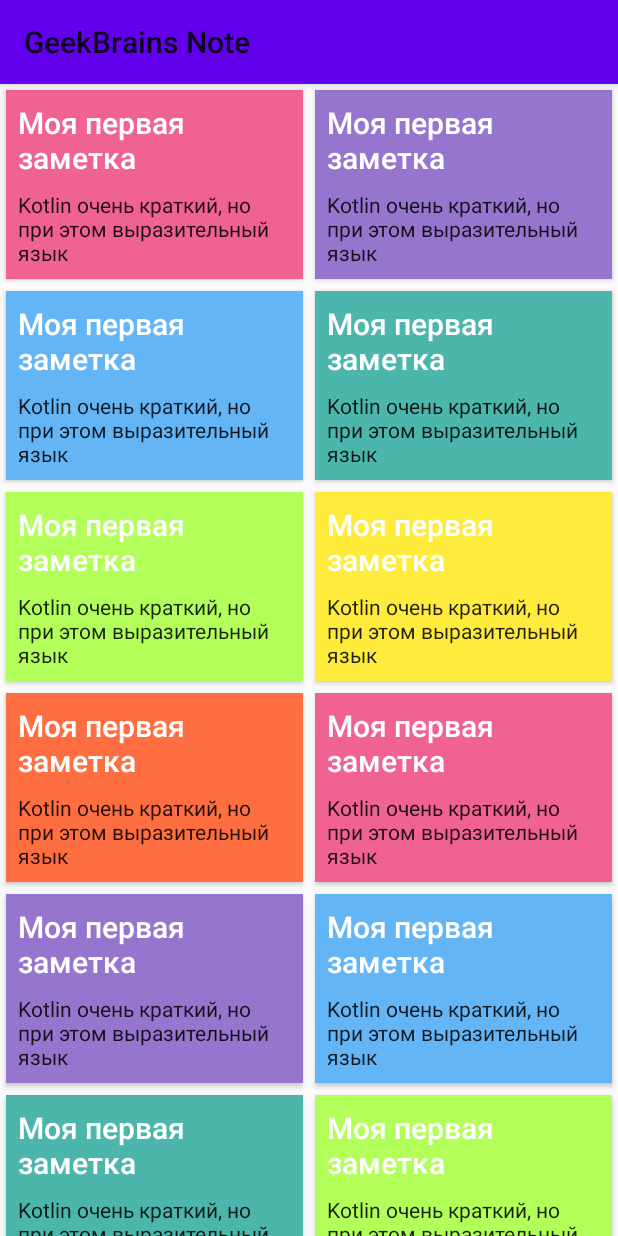
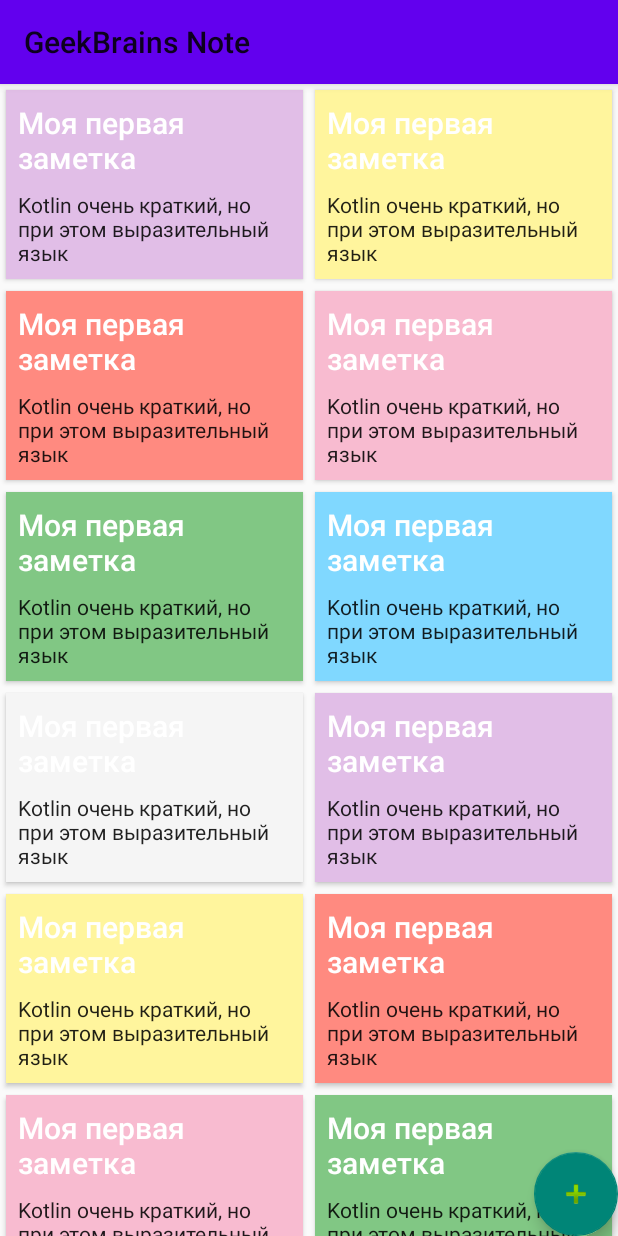
Before and after one commit to buntlit/kotlin_start, an Android app: the screen it shows after launch (MainActivity), on a phone screen of 412 x 824 dp. Run offline under Robolectric (Android 15) with nearby library versions, the phone set to English and light mode, and no system bars.

Commit message:
Homework Lesson 3

```diff
--- a/FirstAppOnKotlin/app/build.gradle
+++ b/FirstAppOnKotlin/app/build.gradle
@@ -1,6 +1,7 @@
 plugins {
     id 'com.android.application'
     id 'org.jetbrains.kotlin.android'
+    id 'kotlin-parcelize'
 }
 
 android {
@@ -41,6 +42,7 @@ dependencies {
     implementation 'androidx.appcompat:appcompat:1.6.1'
     implementation 'com.google.android.material:material:1.8.0'
     implementation 'androidx.constraintlayout:constraintlayout:2.1.4'
+    implementation("androidx.lifecycle:lifecycle-livedata-ktx:2.6.0")
     testImplementation 'junit:junit:4.13.2'
     androidTestImplementation 'androidx.test.ext:junit:1.1.5'
     androidTestImplementation 'androidx.test.espresso:espresso-core:3.5.1'
--- a/FirstAppOnKotlin/app/src/main/java/com/example/firstapponkotlin/adapter/NoteAdapter.kt
+++ b/FirstAppOnKotlin/app/src/main/java/com/example/firstapponkotlin/adapter/NoteAdapter.kt
@@ -1,11 +1,13 @@
 package com.example.firstapponkotlin.adapter
 
 import android.view.LayoutInflater
+import android.view.View
 import android.view.ViewGroup
 import androidx.recyclerview.widget.DiffUtil
 import androidx.recyclerview.widget.ListAdapter
 import androidx.recyclerview.widget.RecyclerView
 import com.example.firstapponkotlin.data.Note
+import com.example.firstapponkotlin.data.mapToColor
 import com.example.firstapponkotlin.databinding.ItemNoteBinding
 
 val DIFF_UTIL: DiffUtil.ItemCallback<Note> = object : DiffUtil.ItemCallback<Note>() {
@@ -18,8 +20,8 @@ val DIFF_UTIL: DiffUtil.ItemCallback<Note> = object : DiffUtil.ItemCallback<Note
     }
 }
 
-class NoteAdapter : ListAdapter<Note, NoteAdapter.NoteViewHolder>(DIFF_UTIL) {
-
+class NoteAdapter(val noteHandler: (Note) -> Unit) :
+    ListAdapter<Note, NoteAdapter.NoteViewHolder>(DIFF_UTIL) {
     override fun onCreateViewHolder(parent: ViewGroup, viewType: Int): NoteViewHolder {
         val layoutInflater = LayoutInflater.from(parent.context)
         val noteBinding = ItemNoteBinding.inflate(layoutInflater, parent, false)
@@ -31,14 +33,21 @@ class NoteAdapter : ListAdapter<Note, NoteAdapter.NoteViewHolder>(DIFF_UTIL) {
         holder.bind(getItem(position))
     }
 
-    class NoteViewHolder(private val noteBinding: ItemNoteBinding) :
+    inner class NoteViewHolder(private val noteBinding: ItemNoteBinding) :
         RecyclerView.ViewHolder(noteBinding.root) {
 
-        fun bind(notes: Note) {
-            with(notes) {
+        private lateinit var currentNote: Note
+
+        private val noteClicked: View.OnClickListener = View.OnClickListener {
+            noteHandler(currentNote)
+        }
+        fun bind(item: Note) {
+            currentNote = item
+            with(item) {
                 noteBinding.title.text = title
                 noteBinding.body.text = note
-                noteBinding.root.setBackgroundColor(color)
+                noteBinding.root.setBackgroundColor(color.mapToColor(noteBinding.root.context))
+                noteBinding.root.setOnClickListener(noteClicked)
             }
         }
     }
--- a/FirstAppOnKotlin/app/src/main/java/com/example/firstapponkotlin/data/Note.kt
+++ b/FirstAppOnKotlin/app/src/main/java/com/example/firstapponkotlin/data/Note.kt
@@ -1,3 +1,39 @@
 package com.example.firstapponkotlin.data
 
-class Note (val title: String, val note: String, val color: Int)
+import android.content.Context
+import android.os.Parcelable
+import androidx.core.content.ContextCompat
+import com.example.firstapponkotlin.R
+import kotlinx.android.parcel.Parcelize
+import kotlin.random.Random
+
+@Parcelize
+data class Note (
+    val id: Long = noteId,
+    val title: String = "",
+    val note: String = "",
+    val color: NoteColor = NoteColor.values()[Random.nextInt(NoteColor.values().size)]
+): Parcelable
+
+enum class NoteColor{
+    WHITE,
+    YELLOW,
+    GREEN,
+    BLUE,
+    RED,
+    VIOLET,
+    PINK
+}
+
+fun NoteColor.mapToColor(context: Context): Int {
+    val idColor = when(this){
+        NoteColor.WHITE -> R.color.color_white
+        NoteColor.YELLOW -> R.color.color_yellow
+        NoteColor.GREEN -> R.color.color_green
+        NoteColor.BLUE -> R.color.color_blue
+        NoteColor.RED -> R.color.color_red
+        NoteColor.VIOLET -> R.color.color_violet
+        NoteColor.PINK -> R.color.color_pink
+    }
+    return ContextCompat.getColor(context, idColor)
+}
--- a/FirstAppOnKotlin/app/src/main/java/com/example/firstapponkotlin/data/NotesRepository.kt
+++ b/FirstAppOnKotlin/app/src/main/java/com/example/firstapponkotlin/data/NotesRepository.kt
@@ -1,5 +1,8 @@
 package com.example.firstapponkotlin.data
 
+import androidx.lifecycle.LiveData
+
 interface NotesRepository {
-    fun getAllNotes():List<Note>
+    fun observeNotes(): LiveData<List<Note>>
+    fun addOrReplace(newNote: Note)
 }
--- a/FirstAppOnKotlin/app/src/main/java/com/example/firstapponkotlin/data/Repository.kt
+++ b/FirstAppOnKotlin/app/src/main/java/com/example/firstapponkotlin/data/Repository.kt
@@ -1,83 +1,105 @@
 package com.example.firstapponkotlin.data
 
-object Repository: NotesRepository {
+import androidx.lifecycle.LiveData
+import androidx.lifecycle.MutableLiveData
+import kotlin.random.Random
 
-    val notes: List<Note> = listOf(
+private val idRandom = Random(0)
+val noteId: Long
+    get() = idRandom.nextLong()
+
+object Repository : NotesRepository {
+
+    private val notes: MutableList<Note> = mutableListOf(
         Note(
-            "Моя первая заметка",
-            "Kotlin очень краткий, но при этом выразительный язык",
-            0xfff06292.toInt()
+            title = "Моя первая заметка",
+            note = "Kotlin очень краткий, но при этом выразительный язык",
+            color = NoteColor.WHITE
         ),
         Note(
-            "Моя первая заметка",
-            "Kotlin очень краткий, но при этом выразительный язык",
-            0xff9575cd.toInt()
+            title = "Моя первая заметка",
+            note = "Kotlin очень краткий, но при этом выразительный язык",
+            color = NoteColor.BLUE
         ),
         Note(
-            "Моя первая заметка",
-            "Kotlin очень краткий, но при этом выразительный язык",
-            0xff64b5f6.toInt()
+            title = "Моя первая заметка",
+            note = "Kotlin очень краткий, но при этом выразительный язык",
+            color = NoteColor.GREEN
         ),
         Note(
-            "Моя первая заметка",
-            "Kotlin очень краткий, но при этом выразительный язык",
-            0xff4db6ac.toInt()
+            title = "Моя первая заметка",
+            note = "Kotlin очень краткий, но при этом выразительный язык",
+            color = NoteColor.PINK
         ),
         Note(
-            "Моя первая заметка",
-            "Kotlin очень краткий, но при этом выразительный язык",
-            0xffb2ff59.toInt()
+            title = "Моя первая заметка",
+            note = "Kotlin очень краткий, но при этом выразительный язык",
+            color = NoteColor.RED
         ),
         Note(
-            "Моя первая заметка",
-            "Kotlin очень краткий, но при этом выразительный язык",
-            0xffffeb3b.toInt()
+            title = "Моя первая заметка",
+            note = "Kotlin очень краткий, но при этом выразительный язык",
+            color = NoteColor.YELLOW
         ),
         Note(
-            "Моя первая заметка",
-            "Kotlin очень краткий, но при этом выразительный язык",
-            0xffff6e40.toInt()
+            title = "Моя первая заметка",
+            note = "Kotlin очень краткий, но при этом выразительный язык",
+            color = NoteColor.VIOLET
         ),
 
         Note(
-            "Моя первая заметка",
-            "Kotlin очень краткий, но при этом выразительный язык",
-            0xfff06292.toInt()
+            title = "Моя первая заметка",
+            note = "Kotlin очень краткий, но при этом выразительный язык",
+            color = NoteColor.WHITE
         ),
         Note(
-            "Моя первая заметка",
-            "Kotlin очень краткий, но при этом выразительный язык",
-            0xff9575cd.toInt()
+            title = "Моя первая заметка",
+            note = "Kotlin очень краткий, но при этом выразительный язык",
+            color = NoteColor.BLUE
         ),
         Note(
-            "Моя первая заметка",
-            "Kotlin очень краткий, но при этом выразительный язык",
-            0xff64b5f6.toInt()
+            title = "Моя первая заметка",
+            note = "Kotlin очень краткий, но при этом выразительный язык",
+            color = NoteColor.GREEN
         ),
         Note(
-            "Моя первая заметка",
-            "Kotlin очень краткий, но при этом выразительный язык",
-            0xff4db6ac.toInt()
+            title = "Моя первая заметка",
+            note = "Kotlin очень краткий, но при этом выразительный язык",
+            color = NoteColor.PINK
         ),
         Note(
-            "Моя первая заметка",
-            "Kotlin очень краткий, но при этом выразительный язык",
-            0xffb2ff59.toInt()
+            title = "Моя первая заметка",
+            note = "Kotlin очень краткий, но при этом выразительный язык",
+            color = NoteColor.RED
         ),
         Note(
-            "Моя первая заметка",
-            "Kotlin очень краткий, но при этом выразительный язык",
-            0xffffeb3b.toInt()
+            title = "Моя первая заметка",
+            note = "Kotlin очень краткий, но при этом выразительный язык",
+            color = NoteColor.YELLOW
         ),
         Note(
-            "Моя первая заметка",
-            "Kotlin очень краткий, но при этом выразительный язык",
-            0xffff6e40.toInt()
+            title = "Моя первая заметка",
+            note = "Kotlin очень краткий, но при этом выразительный язык",
+            color = NoteColor.VIOLET
         )
     )
 
-    override fun getAllNotes(): List<Note> {
-        return notes
+    private val allNotes = MutableLiveData(getListToNotify())
+    override fun observeNotes(): LiveData<List<Note>> {
+        return allNotes
     }
 
+    override fun addOrReplace(newNote: Note) {
+        notes.find { it.id == newNote.id }?.let {
+            if (it == newNote) return
+            notes.remove(it)
+        }
+
+        notes.add(newNote)
+
+        allNotes.postValue(getListToNotify())
+    }
+
+    private fun getListToNotify(): List<Note> = notes.toMutableList().also { it.reverse() }
+
 }
--- a/FirstAppOnKotlin/app/src/main/java/com/example/firstapponkotlin/presentation/MainViewModel.kt
+++ b/FirstAppOnKotlin/app/src/main/java/com/example/firstapponkotlin/presentation/MainViewModel.kt
@@ -1,19 +1,15 @@
 package com.example.firstapponkotlin.presentation
 
 import androidx.lifecycle.LiveData
-import androidx.lifecycle.MutableLiveData
 import androidx.lifecycle.ViewModel
+import androidx.lifecycle.map
 import com.example.firstapponkotlin.data.Repository
 
 class MainViewModel: ViewModel() {
 
-    private val viewStateLiveData = MutableLiveData<MainViewState>(MainViewState.EMPTY)
-
-    init {
-        val notes = Repository.getAllNotes()
-        viewStateLiveData.value = MainViewState.Value(notes)
-    }
-
-    fun observeViewState(): LiveData<MainViewState> = viewStateLiveData
+    fun observeViewState(): LiveData<MainViewState> = Repository.observeNotes()
+        .map {
+            if (it.isEmpty()) MainViewState.EMPTY else MainViewState.Value(it)
+        }
 
 }
--- a/FirstAppOnKotlin/app/src/main/java/com/example/firstapponkotlin/ui/main/MainFragment.kt
+++ b/FirstAppOnKotlin/app/src/main/java/com/example/firstapponkotlin/ui/main/MainFragment.kt
@@ -1,17 +1,21 @@
 package com.example.firstapponkotlin.ui.main
 
+import android.os.Build
 import android.os.Bundle
 import android.view.LayoutInflater
 import android.view.View
 import android.view.ViewGroup
+import androidx.annotation.RequiresApi
 import androidx.fragment.app.Fragment
 import androidx.lifecycle.ViewModelProvider
+import androidx.recyclerview.widget.RecyclerView
 import com.example.firstapponkotlin.R
 import com.example.firstapponkotlin.adapter.NoteAdapter
-import com.example.firstapponkotlin.databinding.ActivityMainBinding
+import com.example.firstapponkotlin.data.Note
 import com.example.firstapponkotlin.databinding.MainFragmentBinding
 import com.example.firstapponkotlin.presentation.MainViewModel
 import com.example.firstapponkotlin.presentation.MainViewState
+import com.example.firstapponkotlin.ui.note.NoteFragment
 
 class MainFragment : Fragment(R.layout.main_fragment) {
 
@@ -32,10 +36,13 @@ class MainFragment : Fragment(R.layout.main_fragment) {
         return view
     }
 
+    @RequiresApi(Build.VERSION_CODES.TIRAMISU)
     override fun onViewCreated(view: View, savedInstanceState: Bundle?) {
         super.onViewCreated(view, savedInstanceState)
 
-        val adapter = NoteAdapter()
+        val adapter = NoteAdapter {
+            navigateToNote(it)
+        }
         binding.mainRecycler.adapter = adapter
 
         viewMode.observeViewState().observe(viewLifecycleOwner) {
@@ -47,5 +54,29 @@ class MainFragment : Fragment(R.layout.main_fragment) {
             }
         }
 
+        binding.fab.setOnClickListener {
+            navigateToCreation()
+        }
+
+        binding.mainRecycler.addOnScrollListener(object : RecyclerView.OnScrollListener(){
+            override fun onScrolled(recyclerView: RecyclerView, dx: Int, dy: Int) {
+                super.onScrolled(recyclerView, dx, dy)
+                if (dy<=0){
+                    binding.fab.show()
+                }else{
+                    binding.fab.hide()
+                }
+            }
+        })
+    }
+
+    @RequiresApi(Build.VERSION_CODES.TIRAMISU)
+    fun navigateToNote(note: Note) {
+        (requireActivity() as MainActivity).navigateTo(NoteFragment.create(note))
+    }
+
+    @RequiresApi(Build.VERSION_CODES.TIRAMISU)
+    fun navigateToCreation() {
+        (requireActivity() as MainActivity).navigateTo(NoteFragment.create(null))
     }
 }
--- a/FirstAppOnKotlin/app/src/main/res/layout/item_note.xml
+++ b/FirstAppOnKotlin/app/src/main/res/layout/item_note.xml
@@ -3,10 +3,10 @@
     xmlns:tools="http://schemas.android.com/tools"
     android:layout_width="match_parent"
     android:layout_height="wrap_content"
-    android:layout_marginEnd="@dimen/margin_end_card"
-    android:layout_marginStart="@dimen/margin_start_card"
-    android:layout_marginTop="@dimen/margin_top_card"
-    android:layout_marginBottom="@dimen/margin_bottom_card"
+    android:layout_marginEnd="@dimen/margin_small"
+    android:layout_marginStart="@dimen/margin_small"
+    android:layout_marginTop="@dimen/margin_small"
+    android:layout_marginBottom="@dimen/margin_small"
     tools:backgroundTint="@android:color/holo_purple">
 
     <LinearLayout
@@ -19,9 +19,9 @@
             style="@style/TextAppearance.AppCompat.Title.Inverse"
             android:layout_width="match_parent"
             android:layout_height="wrap_content"
-            android:layout_marginEnd="@dimen/margin_end_text"
-            android:layout_marginStart="@dimen/margin_start_text"
-            android:layout_marginTop="@dimen/margin_top_text"
+            android:layout_marginEnd="@dimen/margin_medium"
+            android:layout_marginStart="@dimen/margin_medium"
+            android:layout_marginTop="@dimen/margin_medium"
             tools:text="@string/title_text" />
 
         <TextView
@@ -29,7 +29,7 @@
             style="@style/TextAppearance.AppCompat"
             android:layout_width="match_parent"
             android:layout_height="wrap_content"
-            android:layout_margin="@dimen/margin_text"
+            android:layout_margin="@dimen/margin_medium"
             tools:text="@string/body_text" />
 
     </LinearLayout>
--- a/FirstAppOnKotlin/app/src/main/res/layout/main_fragment.xml
+++ b/FirstAppOnKotlin/app/src/main/res/layout/main_fragment.xml
@@ -2,9 +2,9 @@
 <androidx.coordinatorlayout.widget.CoordinatorLayout xmlns:android="http://schemas.android.com/apk/res/android"
     xmlns:app="http://schemas.android.com/apk/res-auto"
     xmlns:tools="http://schemas.android.com/tools"
-    android:fitsSystemWindows="true"
     android:layout_width="match_parent"
-    android:layout_height="match_parent">
+    android:layout_height="match_parent"
+    android:fitsSystemWindows="true">
 
     <com.google.android.material.appbar.AppBarLayout
         android:id="@+id/appbar"
@@ -15,8 +15,8 @@
             android:id="@+id/toolbar"
             android:layout_width="match_parent"
             android:layout_height="wrap_content"
-            app:title="GeekBrains Note"
-            app:layout_scrollFlags="scroll|enterAlways" />
+            app:layout_scrollFlags="scroll|enterAlways"
+            app:title="GeekBrains Note" />
 
     </com.google.android.material.appbar.AppBarLayout>
 
@@ -25,8 +25,21 @@
         android:layout_width="match_parent"
         android:layout_height="match_parent"
         app:layoutManager="androidx.recyclerview.widget.GridLayoutManager"
+        app:layout_behavior="@string/appbar_scrolling_view_behavior"
         app:spanCount="2"
-        app:layout_behavior="@string/appbar_scrolling_view_behavior"
         tools:listitem="@layout/item_note" />
 
+    <com.google.android.material.floatingactionbutton.FloatingActionButton
+        android:id="@+id/fab"
+        style="@style/Widget.Design.FloatingActionButton"
+        android:layout_width="wrap_content"
+        android:layout_height="wrap_content"
+        app:layout_anchor="@id/mainRecycler"
+        app:layout_anchorGravity="bottom|end"
+        app:layout_constraintBottom_toBottomOf="parent"
+        app:layout_constraintEnd_toEndOf="parent"
+        app:srcCompat="@android:drawable/ic_input_add"
+        tools:src="@android:drawable/ic_input_add" />
+
+
 </androidx.coordinatorlayout.widget.CoordinatorLayout>
--- a/FirstAppOnKotlin/app/src/main/res/values/colors.xml
+++ b/FirstAppOnKotlin/app/src/main/res/values/colors.xml
@@ -7,4 +7,12 @@
     <color name="teal_700">#FF018786</color>
     <color name="black">#FF000000</color>
     <color name="white">#FFFFFFFF</color>
+
+    <color name="color_white">#F5F5F5</color>
+    <color name="color_yellow">#FFF59D</color>
+    <color name="color_green">#81C784</color>
+    <color name="color_blue">#80d8ff</color>
+    <color name="color_red">#ff8a80</color>
+    <color name="color_violet">#e1bee7</color>
+    <color name="color_pink">#f8bbd0</color>
 </resources>
--- a/FirstAppOnKotlin/app/src/main/res/values/dimens.xml
+++ b/FirstAppOnKotlin/app/src/main/res/values/dimens.xml
@@ -1,12 +1,7 @@
 <?xml version="1.0" encoding="utf-8"?>
 <resources>
-    <dimen name="margin_end_card">4dp</dimen>
-    <dimen name="margin_start_card">4dp</dimen>
-    <dimen name="margin_top_card">4dp</dimen>
-    <dimen name="margin_bottom_card">4dp</dimen>
-    <dimen name="margin_end_text">8dp</dimen>
-    <dimen name="margin_start_text">8dp</dimen>
-    <dimen name="margin_top_text">8dp</dimen>
-    <dimen name="margin_bottom_text">8dp</dimen>
-    <dimen name="margin_text">8dp</dimen>
+    <dimen name="margin_small">4dp</dimen>
+    <dimen name="margin_medium">8dp</dimen>
+    <dimen name="margin_large">16dp</dimen>
+    <dimen name="padding_large">16dp</dimen>
 </resources>
--- a/FirstAppOnKotlin/app/src/main/res/values/strings.xml
+++ b/FirstAppOnKotlin/app/src/main/res/values/strings.xml
@@ -2,4 +2,7 @@
     <string name="app_name">FirstAppOnKotlin</string>
     <string name="title_text">Geekbrains + Kotlin forever</string>
     <string name="body_text">Я Kotlin бы выучил только за то, что на нем разрабатывал Вортон!</string>
+    <string name="hint_note_title">Title text</string>
+    <string name="hint_note_body">Body text</string>
+    <string name="button_save">Save and exit</string>
 </resources>
```
Also changed, not shown: FirstAppOnKotlin/app/src/main/java/com/example/firstapponkotlin/presentation/NoteViewModel.kt (added, +26 -0 lines), FirstAppOnKotlin/app/src/main/java/com/example/firstapponkotlin/ui/common/FABBehavior.kt (added, +56 -0 lines), FirstAppOnKotlin/app/src/main/java/com/example/firstapponkotlin/ui/main/MainActivity.kt (+12 -1 lines), FirstAppOnKotlin/app/src/main/java/com/example/firstapponkotlin/ui/note/NoteFragment.kt (added, +80 -0 lines), FirstAppOnKotlin/app/src/main/res/layout/note_fragment.xml (added, +59 -0 lines), 1 other file.
